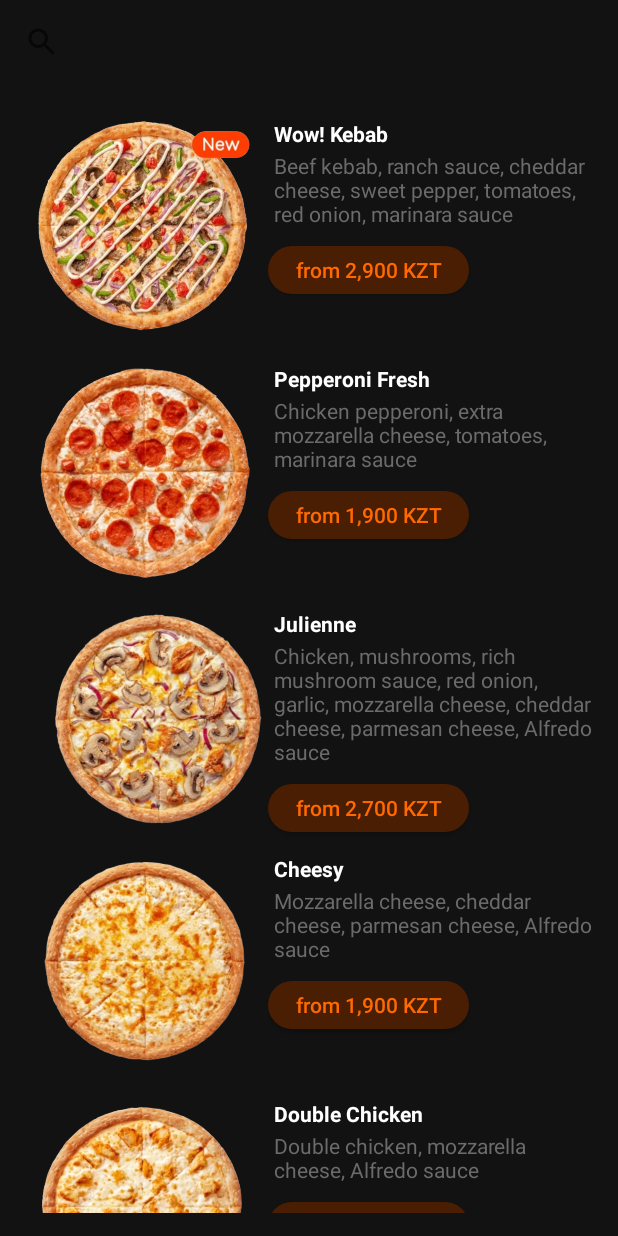
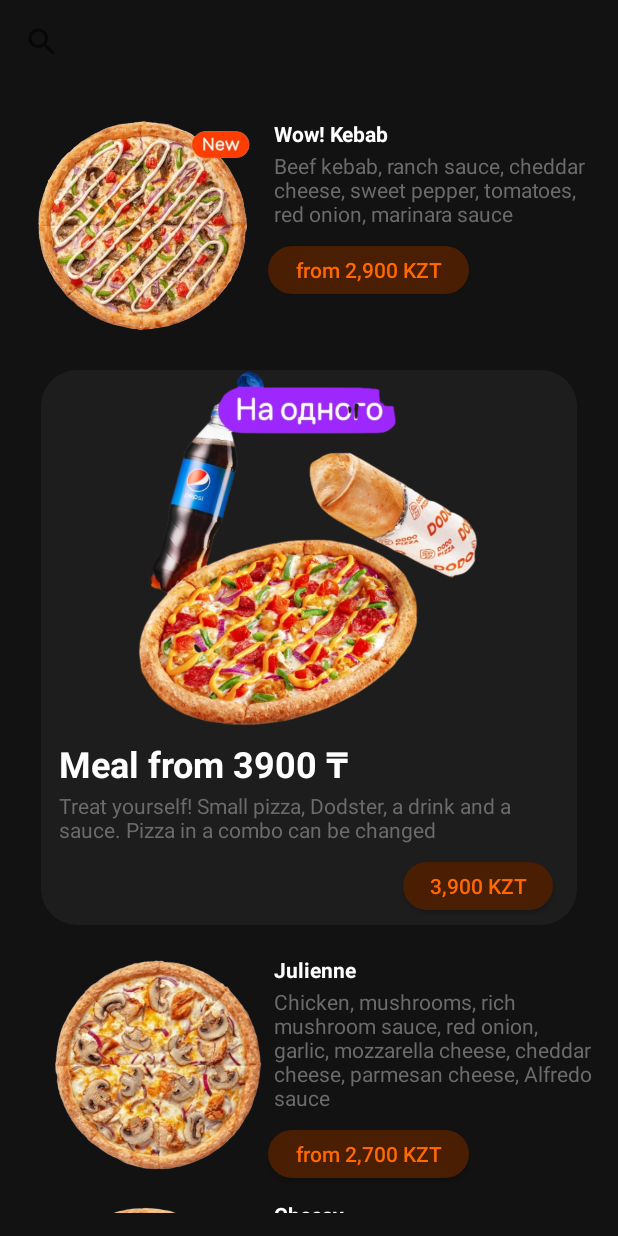
Before and after one commit to AlanAquinas/Simplified-Dodo-Pizza-App, an Android app built with Jetpack Compose: the screen it shows after launch (MainActivity), on a phone screen of 412 x 824 dp. Run offline under Robolectric (Android 15) with nearby library versions, the phone set to English and light mode, and no system bars.

Commit message:
correct img put in pizza active

```diff
--- a/app/src/main/java/com/example/dodo_clone_lab1/ComboActivity.kt
+++ b/app/src/main/java/com/example/dodo_clone_lab1/ComboActivity.kt
@@ -7,16 +7,29 @@ import com.google.android.material.floatingactionbutton.FloatingActionButton
 
 class ComboActivity : AppCompatActivity() {
     override fun onCreate(savedInstanceState: Bundle?) {
+//        super.onCreate(savedInstanceState)
+//        setContentView(R.layout.activity_combo)
+//
+//        val title: TextView = findViewById(R.id.pizza_list_title)
+//        val description: TextView = findViewById(R.id.pizza_list_desc)
+//
+//
+//        title.text = intent.getStringExtra("pizzaTitle")
+//        description.text = intent.getStringExtra("pizzaDesc")
+//
+//        val floatingBackButton: FloatingActionButton = findViewById(R.id.floating_back_button)
+//
+//        floatingBackButton.setOnClickListener {
+//            onBackPressed()
+//        }
         super.onCreate(savedInstanceState)
         setContentView(R.layout.activity_combo)
 
         val title: TextView = findViewById(R.id.pizza_list_title)
-        val sizeDesc: TextView = findViewById(R.id.pizza_list_size_desc)
         val description: TextView = findViewById(R.id.pizza_list_desc)
 
 
         title.text = intent.getStringExtra("pizzaTitle")
-        sizeDesc.text = intent.getStringExtra("sizeDesc")
         description.text = intent.getStringExtra("pizzaDesc")
 
         val floatingBackButton: FloatingActionButton = findViewById(R.id.floating_back_button)
--- a/app/src/main/java/com/example/dodo_clone_lab1/ItemsAdapter.kt
+++ b/app/src/main/java/com/example/dodo_clone_lab1/ItemsAdapter.kt
@@ -10,16 +10,20 @@ import android.widget.FrameLayout
 import android.widget.ImageView
 import android.widget.TextView
 import androidx.recyclerview.widget.RecyclerView
+import com.example.dodo_clone_lab1.ComboActivity
 import com.example.dodo_clone_lab1.Pizza
 import com.example.dodo_clone_lab1.PizzaActivity
 import com.example.dodo_clone_lab1.R
+import com.example.dodo_clone_lab1.enums.ItemType
 import java.util.*
 
-class ItemsAdapter(private var items: List<Pizza>, private val context: Context) : RecyclerView.Adapter<ItemsAdapter.MyViewHolder>(),
+class ItemsAdapter(private var items: List<Pizza>, private val context: Context) : RecyclerView.Adapter<RecyclerView.ViewHolder>(),
     Filterable {
 
     // Original list of items
     private var originalItems: List<Pizza> = items
+    private val VIEW_PIZZA = 0
+    private val VIEW_COMBO = 1
 
     // Filter
     private var filter: Filter = object : Filter() {
@@ -46,42 +50,98 @@ class ItemsAdapter(private var items: List<Pizza>, private val context: Context)
         }
     }
 
-    class MyViewHolder(view: View) : RecyclerView.ViewHolder(view) {
+    inner class PizzaViewHolder(view: View) : RecyclerView.ViewHolder(view) {
         val image: ImageView = view.findViewById(R.id.pizza_list_image)
         val title: TextView = view.findViewById(R.id.pizza_list_title)
         val description: TextView = view.findViewById(R.id.pizza_list_desc)
         val price: Button = view.findViewById(R.id.pizza_list_price)
-        val button: FrameLayout = view.findViewById(R.id.item_container)
+        val button: FrameLayout = view.findViewById(R.id.pizza_container)
     }
 
-    override fun onCreateViewHolder(parent: ViewGroup, viewType: Int): MyViewHolder {
-        val view = LayoutInflater.from(parent.context).inflate(R.layout.pizza_in_list, parent, false)
-        return MyViewHolder(view)
+    inner class ComboViewHolder(view: View) : RecyclerView.ViewHolder(view) {
+        val image: ImageView = view.findViewById(R.id.combo_list_image)
+        val title: TextView = view.findViewById(R.id.combo_list_title)
+        val description: TextView = view.findViewById(R.id.combo_list_desc)
+        val price: Button = view.findViewById(R.id.combo_list_price)
+        val button: FrameLayout = view.findViewById(R.id.combo_container)
+    }
+
+    override fun onCreateViewHolder(parent: ViewGroup, viewType: Int): RecyclerView.ViewHolder {
+        if (viewType == VIEW_PIZZA) {
+            val view =
+                LayoutInflater.from(parent.context).inflate(R.layout.pizza_in_list, parent, false)
+            return PizzaViewHolder(view)
+        } else {
+            val view =
+                LayoutInflater.from(parent.context).inflate(R.layout.combo_offer_in_list, parent, false)
+            return ComboViewHolder(view)
+        }
     }
 
     override fun getItemCount(): Int {
         return items.size
     }
 
-    override fun onBindViewHolder(holder: MyViewHolder, position: Int) {
-        val currentItem = items[position]
-        holder.title.text = currentItem.title
-        holder.description.text = currentItem.desc
-        holder.price.text = "from ${currentItem.price} KZT"
+    override fun getItemViewType(position: Int): Int {
+        val pos = items[position]
+        return if (pos.type == ItemType.COMBO) {
+            VIEW_COMBO
+        } else {
+            VIEW_PIZZA
+        }
+
+    }
+
+    override fun onBindViewHolder(holder: RecyclerView.ViewHolder, position: Int) {
+        when (holder.itemViewType) {
+            VIEW_PIZZA -> {
+                val currentItem = items[position] as Pizza
+                val pizzaHolder = holder as PizzaViewHolder
+                pizzaHolder.title.text = currentItem.title
+                pizzaHolder.description.text = currentItem.desc
+                pizzaHolder.price.text = "from ${currentItem.price} KZT"
 
                 val imageId = context.resources.getIdentifier(
                     currentItem.image,
                     "drawable",
                     context.packageName
                 )
-        holder.image.setImageResource(imageId)
+                pizzaHolder.image.setImageResource(imageId)
 
-        holder.button.setOnClickListener {
+                pizzaHolder.button.setOnClickListener {
                     val intent = Intent(context, PizzaActivity::class.java)
                     intent.putExtra("pizzaTitle", currentItem.title)
                     intent.putExtra("pizzaDesc", currentItem.desc)
                     intent.putExtra("sizeDesc", currentItem.sizeDesc)
+                    intent.putExtra("imageId", imageId)
+
                     context.startActivity(intent)
+                }
+            }
+            VIEW_COMBO -> {
+                val currentItem = items[position] as Pizza
+                val comboHolder = holder as ComboViewHolder
+                comboHolder.title.text = currentItem.title
+                comboHolder.description.text = currentItem.desc
+                comboHolder.price.text = "${currentItem.price} KZT"
+
+                val imageId = context.resources.getIdentifier(
+                    currentItem.image,
+                    "drawable",
+                    context.packageName
+                )
+
+                comboHolder.image.setImageResource(imageId)
+
+                comboHolder.button.setOnClickListener {
+                    val intent = Intent(context, ComboActivity::class.java)
+                    intent.putExtra("comboName", currentItem.title)
+                    intent.putExtra("comboDesc", currentItem.desc)
+                    intent.putExtra("comboPrice", currentItem.price)
+
+                    context.startActivity(intent)
+                }
+            }
         }
     }
 
--- a/app/src/main/java/com/example/dodo_clone_lab1/MainActivity.kt
+++ b/app/src/main/java/com/example/dodo_clone_lab1/MainActivity.kt
@@ -21,6 +21,7 @@ import androidx.recyclerview.widget.LinearLayoutManager
 import androidx.recyclerview.widget.RecyclerView
 import com.example.dodo_clone_lab1.ui.theme.Dodoclonelab1Theme
 import android.widget.SearchView
+import com.example.dodo_clone_lab1.enums.ItemType
 
 
 class MainActivity : ComponentActivity() {
@@ -48,13 +49,20 @@ class MainActivity : ComponentActivity() {
 //            }
 //        }
 
-        items.add(Pizza(1, "waw_kebab", "Wow! Kebab", "Beef kebab, ranch sauce, cheddar cheese, sweet pepper, tomatoes, red onion, marinara sauce", "2,900", "30, traditional тесто 30, 530 g"))
-        items.add(Pizza(2, "peperoni_fresh", "Pepperoni Fresh", "Chicken pepperoni, extra mozzarella cheese, tomatoes, marinara sauce", "1,900", "30, traditional тесто 30, 620 g"))
-        items.add(Pizza(3, "julienne", "Julienne", "Chicken, mushrooms, rich mushroom sauce, red onion, garlic, mozzarella cheese, cheddar cheese, parmesan cheese, Alfredo sauce", "2,700", "30, traditional тесто 30, 640 g"))
-        items.add(Pizza(4, "cheesy", "Cheesy", "Mozzarella cheese, cheddar cheese, parmesan cheese, Alfredo sauce", "1,900", "30, traditional тесто 30, 490 g"))
-        items.add(Pizza(5, "double_chicken", "Double Chicken", "Double chicken, mozzarella cheese, Alfredo sauce", "2,100", "30, traditional тесто 30, 520 g"))
-        items.add(Pizza(6, "chorizo_fresh", "Chorizo fresh", "Spicy chorizo, sweet pepper, mozzarella cheese, marinara sauce", "1,900", "30, traditional тесто 30, 490 g"))
-        items.add(Pizza(7, "ham_and_cheese", "Ham & Cheese", "Chicken ham, mozzarella cheese, Alfredo sauce", "2,000", "30, traditional тесто 30, 490 g"))
+        items.add(Pizza(1, "waw_kebab", "Wow! Kebab", "Beef kebab, ranch sauce, cheddar cheese, sweet pepper, tomatoes, red onion, marinara sauce", "2,900", "30, traditional тесто 30, 530 g",
+            ItemType.PIZZA
+        ))
+        items.add(Pizza(2, "meal_from_3900", "Meal from 3900 ₸", "Treat yourself! Small pizza, Dodster, a drink and a sauce. Pizza in a combo can be changed", "3,900", "300 g", ItemType.COMBO))
+        items.add(Pizza(3, "julienne", "Julienne", "Chicken, mushrooms, rich mushroom sauce, red onion, garlic, mozzarella cheese, cheddar cheese, parmesan cheese, Alfredo sauce", "2,700", "30, traditional тесто 30, 640 g", ItemType.PIZZA))
+        items.add(Pizza(4, "cheesy", "Cheesy", "Mozzarella cheese, cheddar cheese, parmesan cheese, Alfredo sauce", "1,900", "30, traditional тесто 30, 490 g", ItemType.PIZZA))
+        items.add(Pizza(5, "double_chicken", "Double Chicken", "Double chicken, mozzarella cheese, Alfredo sauce", "2,100", "30, traditional тесто 30, 520 g", ItemType.PIZZA))
+        items.add(Pizza(6, "kikoriki_combo", "KikoRiki Combo", "Approved by cartoon characters: small pizza of any flavor and young gardener's kit Combo price depends on the selected pizzas and may change.", "2,300","300 g", ItemType.COMBO))
+        items.add(Pizza(7, "ham_and_cheese", "Ham & Cheese", "Chicken ham, mozzarella cheese, Alfredo sauce", "2,000", "30, traditional тесто 30, 490 g", ItemType.PIZZA))
+        items.add(Pizza(8, "peperoni_fresh", "Pepperoni Fresh", "Chicken pepperoni, extra mozzarella cheese, tomatoes, marinara sauce", "1,900", "30, traditional тесто 30, 620 g", ItemType.PIZZA))
+
+        items.add(Pizza(9, "chorizo_fresh", "Chorizo fresh", "Spicy chorizo, sweet pepper, mozzarella cheese, marinara sauce", "1,900", "30, traditional тесто 30, 490 g", ItemType.PIZZA))
+
+
 
         adapter = ItemsAdapter(items, this)
 
--- a/app/src/main/java/com/example/dodo_clone_lab1/Pizza.kt
+++ b/app/src/main/java/com/example/dodo_clone_lab1/Pizza.kt
@@ -1,4 +1,5 @@
 package com.example.dodo_clone_lab1
 
-class Pizza(val id: Int, val image: String, val title: String, val desc: String, val price: String, val sizeDesc: String) {
-}
+import com.example.dodo_clone_lab1.enums.ItemType
+
+class Pizza(val id: Int, val image: String, val title: String, val desc: String, val price: String, val sizeDesc: String, val type: ItemType)
--- a/app/src/main/java/com/example/dodo_clone_lab1/PizzaActivity.kt
+++ b/app/src/main/java/com/example/dodo_clone_lab1/PizzaActivity.kt
@@ -2,6 +2,7 @@ package com.example.dodo_clone_lab1
 
 import androidx.appcompat.app.AppCompatActivity
 import android.os.Bundle
+import android.widget.ImageView
 import android.widget.TextView
 import com.google.android.material.floatingactionbutton.FloatingActionButton
 
@@ -13,6 +14,7 @@ class PizzaActivity : AppCompatActivity() {
         val title: TextView = findViewById(R.id.pizza_list_title)
         val sizeDesc: TextView = findViewById(R.id.pizza_list_size_desc)
         val description: TextView = findViewById(R.id.pizza_list_desc)
+        val image: ImageView = findViewById(R.id.imageView)
 
 
         title.text = intent.getStringExtra("pizzaTitle")
@@ -21,6 +23,9 @@ class PizzaActivity : AppCompatActivity() {
 
         val floatingBackButton: FloatingActionButton = findViewById(R.id.floating_back_button)
 
+        val imageId = intent.getIntExtra("imageId", 0)
+
+        image.setImageResource(imageId)
         floatingBackButton.setOnClickListener {
             onBackPressed()
         }
--- /dev/null
+++ b/app/src/main/java/com/example/dodo_clone_lab1/enums/ItemType.kt
@@ -0,0 +1,6 @@
+package com.example.dodo_clone_lab1.enums
+
+enum class ItemType {
+    PIZZA,
+    COMBO
+}
--- a/app/src/main/res/layout/activity_combo.xml
+++ b/app/src/main/res/layout/activity_combo.xml
@@ -16,7 +16,7 @@
         android:layout_height="wrap_content">
 
         <ImageView
-            android:id="@+id/imageView"
+            android:id="@+id/com"
             android:layout_width="match_parent"
             android:layout_height="313dp"
             android:layout_marginTop="4dp"
--- a/app/src/main/res/layout/activity_pizza.xml
+++ b/app/src/main/res/layout/activity_pizza.xml
@@ -56,7 +56,7 @@
 
         <TextView
             android:id="@+id/pizza_list_title"
-            android:layout_width="350dp"
+            android:layout_width="320dp"
             android:layout_height="27dp"
             android:layout_marginLeft="4dp"
             android:layout_marginTop="0dp"
@@ -67,7 +67,7 @@
 
         <ImageView
             android:id="@+id/ic_info"
-            android:layout_width="27dp"
+            android:layout_width="23dp"
             android:layout_height="27dp"
             android:layout_gravity="center_horizontal"
             android:layout_weight="0"
--- a/app/src/main/res/layout/combo_offer_in_list.xml
+++ b/app/src/main/res/layout/combo_offer_in_list.xml
@@ -1,10 +1,22 @@
 <?xml version="1.0" encoding="utf-8"?>
+
+
+
 <LinearLayout xmlns:android="http://schemas.android.com/apk/res/android"
     xmlns:app="http://schemas.android.com/apk/res-auto"
     android:orientation="vertical"
     android:layout_width="match_parent"
     android:layout_height="wrap_content"
     android:background="@color/backround_color">
+    <FrameLayout xmlns:android="http://schemas.android.com/apk/res/android"
+        xmlns:tools="http://schemas.android.com/tools"
+        android:layout_width="match_parent"
+        android:id="@+id/combo_container"
+        android:layout_height="wrap_content"
+        android:clickable="true"
+        android:background="?android:attr/selectableItemBackground"
+        xmlns:app="http://schemas.android.com/apk/res-auto"
+        android:foreground="?android:attr/selectableItemBackground">
 
     <LinearLayout
         android:layout_width="match_parent"
@@ -14,12 +26,12 @@
         android:layout_margin="12dp">
 
         <ImageView
-            android:id="@+id/imageView2"
+            android:id="@+id/combo_list_image"
             android:layout_width="match_parent"
             android:layout_height="238dp"
             app:srcCompat="@drawable/meal_from_3900" />
         <TextView
-            android:id="@+id/pizza_list_title"
+            android:id="@+id/combo_list_title"
             android:layout_width="match_parent"
             android:layout_height="wrap_content"
             android:text="Meal from 3900 ₸"
@@ -31,7 +43,7 @@
             android:textColor="@color/on_background"/>
 
         <TextView
-            android:id="@+id/pizza_list_desc"
+            android:id="@+id/combo_list_desc"
             android:layout_width="match_parent"
             android:layout_height="wrap_content"
             android:text="Treat yourself! Small pizza, Dodster, a drink and a sauce. Pizza in a combo can be changed"
@@ -41,7 +53,7 @@
             android:layout_marginLeft="4dp"/>
 
         <Button
-            android:id="@+id/pizza_list_price"
+            android:id="@+id/combo_list_price"
             android:layout_width="100dp"
             android:layout_height="32dp"
             android:background="@drawable/rounded_button"
@@ -54,6 +66,5 @@
             android:textColor="@color/primary" />
 
     </LinearLayout>
-
-
+    </FrameLayout>
 </LinearLayout>
--- a/app/src/main/res/layout/pizza_in_list.xml
+++ b/app/src/main/res/layout/pizza_in_list.xml
@@ -2,7 +2,7 @@
 <FrameLayout xmlns:android="http://schemas.android.com/apk/res/android"
     xmlns:tools="http://schemas.android.com/tools"
     android:layout_width="match_parent"
-    android:id="@+id/item_container"
+    android:id="@+id/pizza_container"
     android:layout_height="wrap_content"
     android:clickable="true"
     android:background="?android:attr/selectableItemBackground"
```
Lines whose indentation alone changed are shown as unchanged.
